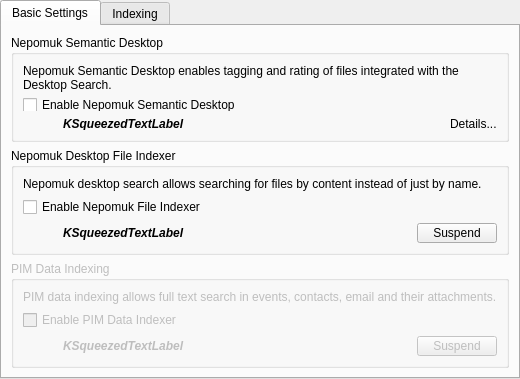
KDE/baloo, file src/file/kcm/nepomukconfigwidget.ui: the form before one commit.
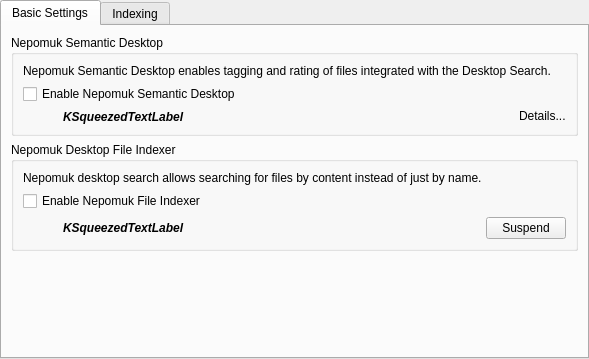
The form after the commit. Custom widgets are drawn as their Qt base class.

Commit message:
KCM: Remove email indexing option
Ideally, this should have been ported to control the new baloo pim
indexer. However, given how awesome the pim indexer is, we do not want
to ever disable it. Additionally, it is soon going to be used to provide
conversation support for emails, so it will become a hard dependency.

No point porting code which will just be thrown away

```diff
--- a/src/file/kcm/nepomukconfigwidget.ui
+++ b/src/file/kcm/nepomukconfigwidget.ui
@@ -7,7 +7,7 @@
    <rect>
     <x>0</x>
     <y>0</y>
-    <width>427</width>
+    <width>589</width>
     <height>359</height>
    </rect>
   </property>
@@ -182,82 +182,6 @@
          </layout>
         </widget>
        </item>
-       <item>
-        <widget class="QGroupBox" name="m_emailIndexingBox">
-         <property name="enabled">
-          <bool>false</bool>
-         </property>
-         <property name="title">
-          <string>PIM Data Indexing</string>
-         </property>
-         <layout class="QVBoxLayout" name="verticalLayout_11">
-          <item>
-           <widget class="QLabel" name="label_12">
-            <property name="text">
-             <string>PIM data indexing allows full text search in events, contacts, email and their attachments.</string>
-            </property>
-           </widget>
-          </item>
-          <item>
-           <widget class="QCheckBox" name="m_checkEnableEmailIndexer">
-            <property name="text">
-             <string>Enable PIM Data Indexer</string>
-            </property>
-           </widget>
-          </item>
-          <item>
-           <layout class="QHBoxLayout" name="horizontalLayout2">
-            <item>
-             <spacer name="horizontalSpacer2">
-              <property name="orientation">
-               <enum>Qt::Horizontal</enum>
-              </property>
-              <property name="sizeType">
-               <enum>QSizePolicy::Fixed</enum>
-              </property>
-              <property name="sizeHint" stdset="0">
-               <size>
-                <width>40</width>
-                <height>1</height>
-               </size>
-              </property>
-             </spacer>
-            </item>
-            <item>
-             <widget class="KSqueezedTextLabel" name="m_labelEmailIndexerStatus">
-              <property name="sizePolicy">
-               <sizepolicy hsizetype="Expanding" vsizetype="Fixed">
-                <horstretch>1</horstretch>
-                <verstretch>0</verstretch>
-               </sizepolicy>
-              </property>
-              <property name="font">
-               <font>
-                <weight>75</weight>
-                <italic>true</italic>
-                <bold>true</bold>
-               </font>
-              </property>
-              <property name="text">
-               <string notr="true">KSqueezedTextLabel</string>
-              </property>
-             </widget>
-            </item>
-            <item>
-             <widget class="QPushButton" name="m_emailIndexerSuspendResumeButtom">
-              <property name="text">
-               <string>Suspend</string>
-              </property>
-              <property name="clicked" stdset="0">
-               <bool>false</bool>
-              </property>
-             </widget>
-            </item>
-           </layout>
-          </item>
-         </layout>
-        </widget>
-       </item>
        <item>
         <spacer>
          <property name="orientation">
@@ -438,11 +362,6 @@
    <extends>QLabel</extends>
    <header>kurllabel.h</header>
   </customwidget>
-  <customwidget>
-   <class>KPushButton</class>
-   <extends>QPushButton</extends>
-   <header>kpushbutton.h</header>
-  </customwidget>
   <customwidget>
    <class>KTabWidget</class>
    <extends>QTabWidget</extends>
```
Left out of the diff: 16 changed lines with no effect on the pictures. The commit also changes 1 other file.
